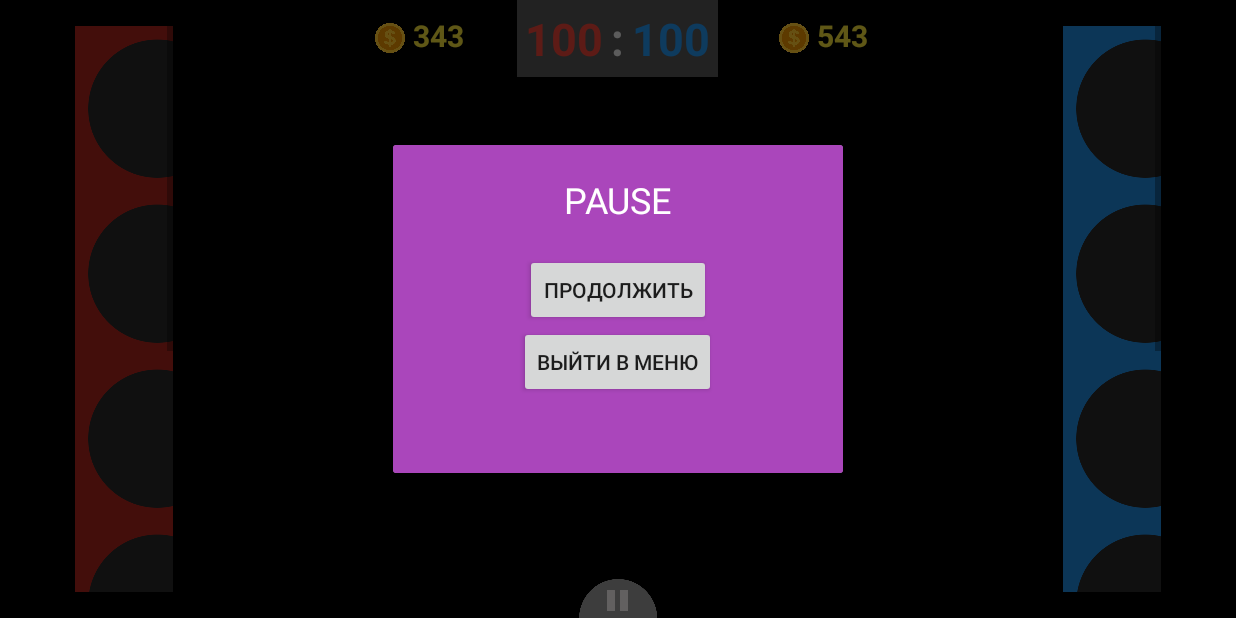
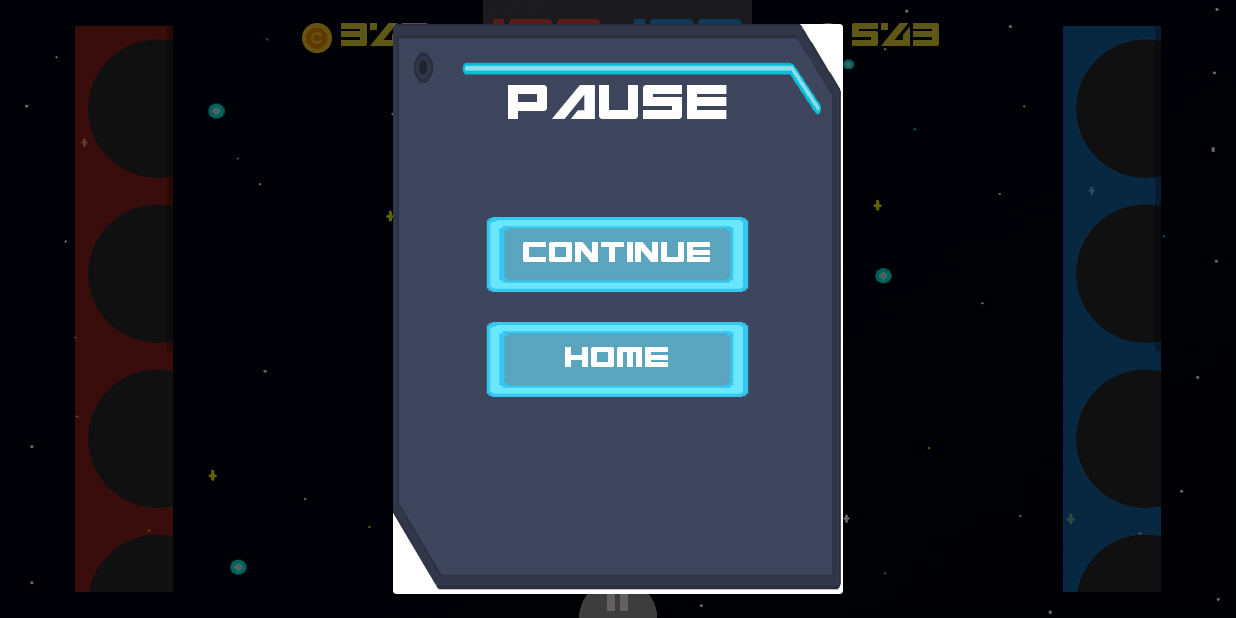
Before and after one commit to AlmasSinev/SpaceStrategy, an Android app: the screen it shows after launch (MainActivity), after a tap on an icon or button, on a phone screen of 824 x 412 dp (held sideways). Run offline under Robolectric (Android 15) with nearby library versions, the phone set to English and light mode, and no system bars.

Commit message:
Подрисовали дизайн

```diff
--- a/app/src/main/java/com/plassrever/spacestrategy/MainActivity.java
+++ b/app/src/main/java/com/plassrever/spacestrategy/MainActivity.java
@@ -3,6 +3,7 @@ package com.plassrever.spacestrategy;
 import androidx.appcompat.app.AppCompatActivity;
 
 import android.app.Dialog;
+import android.graphics.Typeface;
 import android.os.Bundle;
 import android.view.View;
 import android.widget.AdapterView;
@@ -11,9 +12,11 @@ import android.widget.GridView;
 import android.widget.TextView;
 import android.widget.Toast;
 
+import org.w3c.dom.Text;
+
 public class MainActivity extends AppCompatActivity {
 
-    private TextView redTeamCoinsText, blueTeamCoinsText;
+    private TextView redTeamCoinsText, blueTeamCoinsText, redTeamLife, blueTeamLife;
     private GridView redTeamGrid, blueTeamGrid, storeGrid;
     private Button pauseButton;
 
@@ -27,16 +30,28 @@ public class MainActivity extends AppCompatActivity {
     private int selectedPosition;
     private boolean blueSelected = false;
 
+    Typeface font;
+
     @Override
     protected void onCreate(Bundle savedInstanceState) {
         super.onCreate(savedInstanceState);
         setContentView(R.layout.activity_main);
+
+        font = Typeface.createFromAsset(this.getAssets(), "fonts/ELECT.TTF");
 
         storeDialog = new Dialog(this);
         pauseDialog = new Dialog(this);
 
         redTeamCoinsText = findViewById(R.id.redteam_coins_text);
         blueTeamCoinsText = findViewById(R.id.blueteam_coins_text);
+
+        redTeamLife = findViewById(R.id.redteam_life_text);
+        blueTeamLife = findViewById(R.id.blueteam_life_text);
+
+        redTeamCoinsText.setTypeface(font);
+        blueTeamCoinsText.setTypeface(font);
+        redTeamLife.setTypeface(font);
+        blueTeamLife.setTypeface(font);
 
         gameLoop.addCoinsOfTime(redTeamCoinsText, blueTeamCoinsText);
 
@@ -162,10 +177,15 @@ public class MainActivity extends AppCompatActivity {
         if (blueSelected){
             TextView storeCoins = storeDialog.findViewById(R.id.coins_dialog2);
             storeCoins.setText(blueTeamCoinsText.getText());
+            storeCoins.setTypeface(font);
         } else {
             TextView storeCoins = storeDialog.findViewById(R.id.coins_dialog2);
             storeCoins.setText(redTeamCoinsText.getText());
+            storeCoins.setTypeface(font);
         }
+
+        TextView storeText = storeDialog.findViewById(R.id.store_textview);
+        storeText.setTypeface(font);
 
         // Ошибка: Если закрыть магазин нажатием на свободное пространство - главный цикл игры так и останется на паузе.
 
@@ -176,6 +196,11 @@ public class MainActivity extends AppCompatActivity {
         pauseDialog.setContentView(R.layout.pause_dialog);
         Button btnContinue = pauseDialog.findViewById(R.id.btn_continue);
         Button btnHome = pauseDialog.findViewById(R.id.btn_home);
+        TextView textPause = pauseDialog.findViewById(R.id.pause_textview);
+
+        textPause.setTypeface(font);
+        btnContinue.setTypeface(font);
+        btnHome.setTypeface(font);
 
         btnContinue.setOnClickListener(new View.OnClickListener() {
             @Override
--- a/app/src/main/java/com/plassrever/spacestrategy/StoreItemsAdapter.java
+++ b/app/src/main/java/com/plassrever/spacestrategy/StoreItemsAdapter.java
@@ -1,6 +1,7 @@
 package com.plassrever.spacestrategy;
 
 import android.content.Context;
+import android.graphics.Typeface;
 import android.view.LayoutInflater;
 import android.view.View;
 import android.view.ViewGroup;
@@ -94,8 +95,11 @@ public class StoreItemsAdapter extends BaseAdapter {
         ImageView imageView = grid.findViewById(R.id.imagepart);
         imageView.setImageResource(store[position]);
 
+
+        Typeface font = Typeface.createFromAsset(mContext.getAssets(), "fonts/ELECT.TTF");
         TextView textView = grid.findViewById(R.id.textpart);
         textView.setText(costs[position]);
+        textView.setTypeface(font);
 
         return grid;
     }
--- a/app/src/main/res/layout/activity_main.xml
+++ b/app/src/main/res/layout/activity_main.xml
@@ -4,7 +4,7 @@
     xmlns:tools="http://schemas.android.com/tools"
     android:layout_width="match_parent"
     android:layout_height="match_parent"
-    android:background="#000000"
+    android:background="@drawable/background_cosmo"
     tools:context=".MainActivity">
 
 
@@ -30,7 +30,9 @@
             android:layout_height="wrap_content"
             android:text="300"
             android:textColor="#EEFFEB3B"
-            android:textSize="20dp"
+            android:textSize="16dp"
+            android:gravity="center"
+            android:layout_gravity="center"
             android:textStyle="bold"
             android:id="@+id/redteam_coins_text"/>
     </LinearLayout>
@@ -42,14 +44,14 @@
         android:layout_alignParentTop="true"
         android:layout_centerHorizontal="true"
         android:id="@+id/score_layout"
-        android:background="#59F7F7F7">
+        android:background="#46F7F7F7">
 
         <TextView
             android:layout_width="wrap_content"
             android:layout_height="wrap_content"
             android:text="100"
-            android:textColor="#EEF44336"
-            android:textSize="30dp"
+            android:textColor="#E6F44336"
+            android:textSize="26dp"
             android:textStyle="bold"
             android:id="@+id/redteam_life_text"
             android:layout_margin="5dp"/>
@@ -69,7 +71,7 @@
             android:text="100"
             android:id="@+id/blueteam_life_text"
             android:textColor="#F32196F3"
-            android:textSize="30dp"
+            android:textSize="26dp"
             android:textStyle="bold"
             android:layout_margin="5dp"/>
 
@@ -96,7 +98,9 @@
             android:layout_height="wrap_content"
             android:text="500"
             android:textColor="#EEFFEB3B"
-            android:textSize="20dp"
+            android:gravity="center"
+            android:layout_gravity="center"
+            android:textSize="16dp"
             android:textStyle="bold"
             android:id="@+id/blueteam_coins_text"/>
     </LinearLayout>
@@ -112,7 +116,7 @@
         android:layout_marginLeft="50dp"
         android:layout_marginBottom="17dp"
         android:stretchMode="columnWidth"
-        android:background="#A9FF3729"
+        android:background="#90FF3729"
         android:layout_centerVertical="true"/>
 
     <GridView
@@ -125,7 +129,7 @@
         android:layout_marginRight="50dp"
         android:layout_marginBottom="17dp"
         android:stretchMode="columnWidth"
-        android:background="#E62196F3"
+        android:background="#A62196F3"
         android:layout_centerVertical="true"/>
 
     <Button
--- a/app/src/main/res/layout/cellgrid.xml
+++ b/app/src/main/res/layout/cellgrid.xml
@@ -36,7 +36,7 @@
             android:layout_gravity="center"
             android:gravity="top"
             android:textColor="#ECDA38"
-            android:textSize="16dp"/>
+            android:textSize="12dp"/>
 
     </LinearLayout>
 
--- a/app/src/main/res/layout/pause_dialog.xml
+++ b/app/src/main/res/layout/pause_dialog.xml
@@ -3,7 +3,7 @@
     android:orientation="vertical"
     android:layout_width="300dp"
     android:layout_height="wrap_content"
-    android:background="#DA9C27B0"
+    android:background="@drawable/store_dialog_background"
     android:paddingBottom="50dp">
 
     <TextView
@@ -11,22 +11,30 @@
         android:layout_height="wrap_content"
         android:text="PAUSE"
         android:textSize="24dp"
+        android:id="@+id/pause_textview"
         android:textColor="#fff"
         android:layout_gravity="center"
-        android:layout_margin="20dp"/>
+        android:layout_marginTop="40dp"
+        android:layout_marginBottom="50dp"/>
 
     <Button
-        android:layout_width="wrap_content"
-        android:layout_height="wrap_content"
+        android:layout_width="175dp"
+        android:layout_height="50dp"
         android:id="@+id/btn_continue"
-        android:text="Продолжить"
+        android:text="Continue"
+        android:background="@drawable/btn_background"
+        android:textColor="#fff"
+        android:layout_margin="10dp"
         android:layout_gravity="center"/>
 
     <Button
-        android:layout_width="wrap_content"
-        android:layout_height="wrap_content"
+        android:layout_width="175dp"
+        android:layout_height="50dp"
         android:id="@+id/btn_home"
-        android:text="Выйти в меню"
+        android:layout_margin="10dp"
+        android:text="Home"
+        android:background="@drawable/btn_background"
+        android:textColor="#fff"
         android:layout_gravity="center"/>
 
 </LinearLayout>
```
Also changed, not shown: app/src/main/res/layout/store_dialog.xml (+16 -11 lines), app/src/main/assets/fonts/Abduction.ttf (added), app/src/main/assets/fonts/ELECT.TTF (added), app/src/main/assets/fonts/Euronism.ttf (added), app/src/main/res/drawable/background_cosmo.png (added), app/src/main/res/drawable/btn_background.png (added), app/src/main/res/drawable/coin.png, app/src/main/res/drawable/exit_btn_background.png (added), app/src/main/res/drawable/screen_grid.png (added), app/src/main/res/drawable/space_background1.jpg (deleted), app/src/main/res/drawable/space_background2.jpg (deleted), app/src/main/res/drawable/space_background3.jpg (deleted), app/src/main/res/drawable/space_background4.jpg (deleted), app/src/main/res/drawable/space_background5.jpg (deleted), 1 more files.
